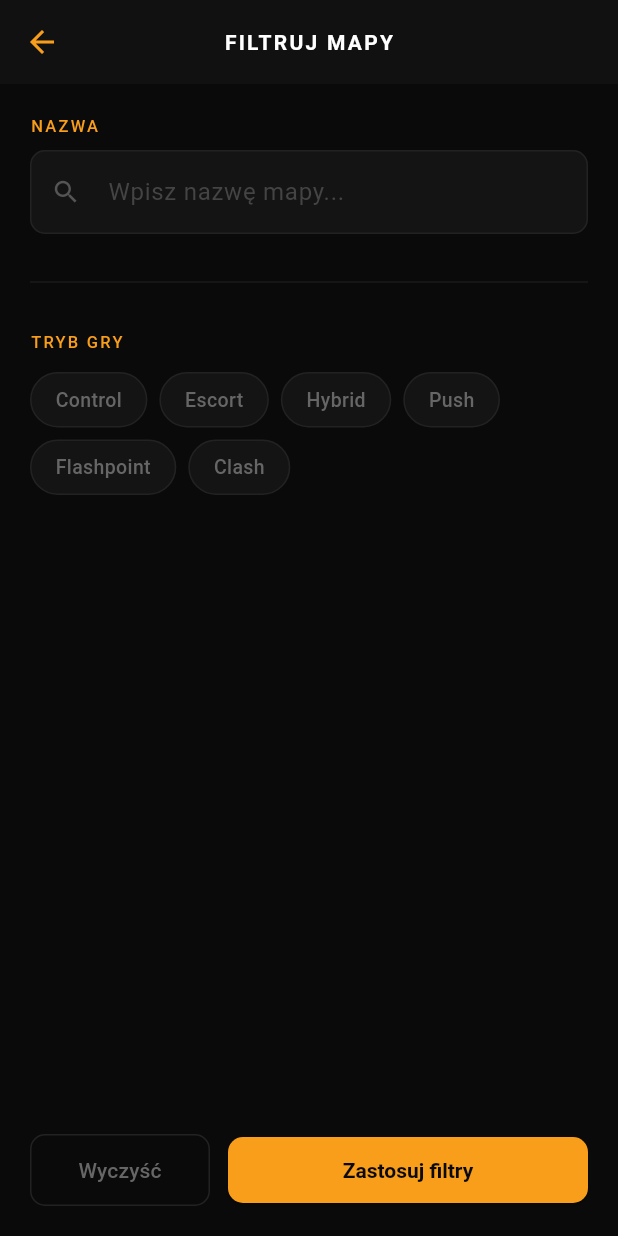
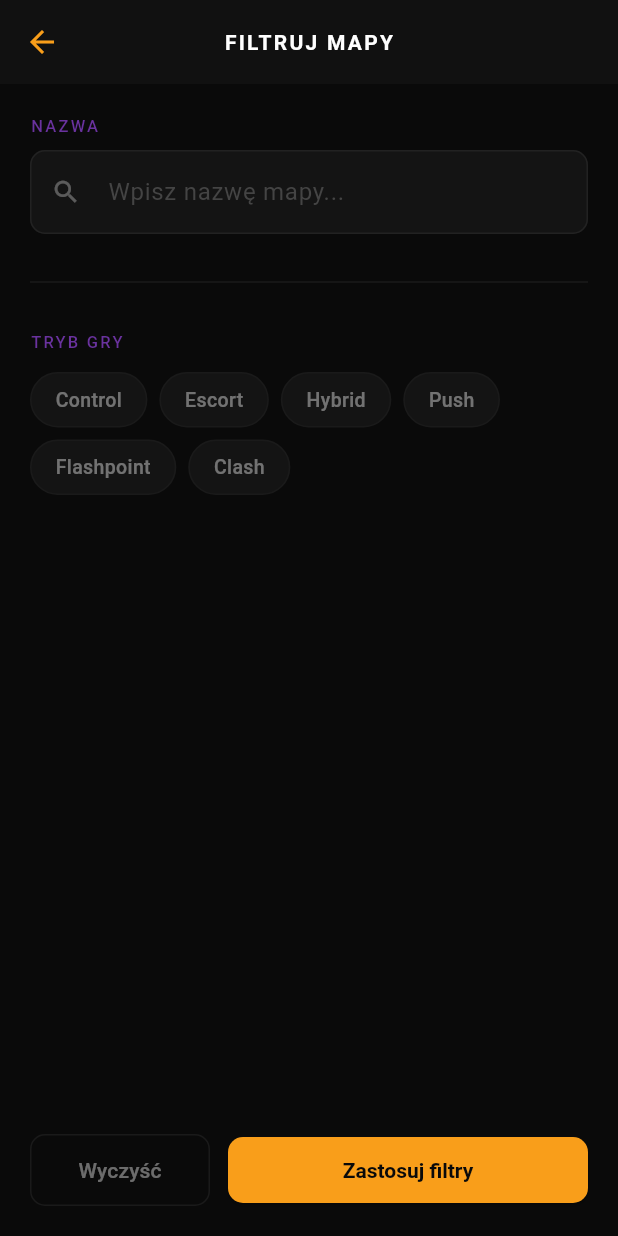
Before and after one commit to Johnson6745/overwatch_list_app, a Flutter app: the MapFilterScreen screen opened directly, on a phone screen of 412 x 824 dp. Run offline on Flutter 3.47's test engine with Material 3 defaults, Android fonts, the phone set to English and light mode, and no system bars; our stand-ins replace firebase_analytics, firebase_core, firebase_crashlytics, hive_flutter; accounts and stored records are empty; network calls fail.

Commit message:
Bug fixy

```diff
--- a/lib/screens/map_filter_screen.dart
+++ b/lib/screens/map_filter_screen.dart
@@ -23,30 +23,48 @@ class _MapFilterScreenState extends State<MapFilterScreen> {
 
   @override
   Widget build(BuildContext context) {
+    final theme = Theme.of(context);
+    final primary = theme.colorScheme.primary;
+    final onSurface = theme.colorScheme.onSurface;
+
     return Scaffold(
       appBar: AppBar(title: const Text('FILTRUJ MAPY')),
-      body: Padding(
+      body: SafeArea(
+        child: Padding(
           padding: const EdgeInsets.all(20),
           child: Column(
             crossAxisAlignment: CrossAxisAlignment.start,
             children: [
-            const Text('NAZWA',
-                style: TextStyle(fontSize: 11, letterSpacing: 1.5,
-                    color: Color(0xFFF99E1A), fontWeight: FontWeight.w500)),
+              Text(
+                'NAZWA',
+                style: TextStyle(
+                  fontSize: 11,
+                  letterSpacing: 1.5,
+                  fontWeight: FontWeight.w500,
+                  color: primary,
+                ),
+              ),
               const SizedBox(height: 8),
               TextField(
                 controller: _nameController,
-              decoration: const InputDecoration(
+                decoration: InputDecoration(
                   hintText: 'Wpisz nazwę mapy...',
-                prefixIcon: Icon(Icons.search, color: Color(0xFF555555), size: 20),
+                  prefixIcon: Icon(Icons.search,
+                      color: onSurface.withOpacity(0.3), size: 20),
                 ),
               ),
               const SizedBox(height: 24),
-            const Divider(color: Color(0xFF1A1A1A)),
+              Divider(color: theme.dividerColor),
               const SizedBox(height: 24),
-            const Text('TRYB GRY',
-                style: TextStyle(fontSize: 11, letterSpacing: 1.5,
-                    color: Color(0xFFF99E1A), fontWeight: FontWeight.w500)),
+              Text(
+                'TRYB GRY',
+                style: TextStyle(
+                  fontSize: 11,
+                  letterSpacing: 1.5,
+                  fontWeight: FontWeight.w500,
+                  color: primary,
+                ),
+              ),
               const SizedBox(height: 12),
               Wrap(
                 spacing: 8,
@@ -58,25 +76,27 @@ class _MapFilterScreenState extends State<MapFilterScreen> {
                     _selectedGamemode = isSelected ? null : mode),
                     child: AnimatedContainer(
                       duration: const Duration(milliseconds: 150),
-                    padding: const EdgeInsets.symmetric(horizontal: 16, vertical: 8),
+                      padding: const EdgeInsets.symmetric(
+                          horizontal: 16, vertical: 8),
                       decoration: BoxDecoration(
                         color: isSelected
-                          ? const Color(0xFFF99E1A).withOpacity(0.15)
-                          : const Color(0xFF141414),
+                            ? primary.withOpacity(0.15)
+                            : theme.cardTheme.color,
                         border: Border.all(
-                          color: isSelected
-                              ? const Color(0xFFF99E1A)
-                              : const Color(0xFF222222)),
+                          color: isSelected ? primary : theme.dividerColor,
+                        ),
                         borderRadius: BorderRadius.circular(20),
                       ),
-                    child: Text(mode,
+                      child: Text(
+                        mode,
                         style: TextStyle(
                           fontSize: 13,
                           fontWeight: FontWeight.w500,
                           color: isSelected
-                              ? const Color(0xFFF99E1A)
-                              : const Color(0xFF666666),
-                        )),
+                              ? primary
+                              : onSurface.withOpacity(0.4),
+                        ),
+                      ),
                     ),
                   );
                 }).toList(),
@@ -91,8 +111,8 @@ class _MapFilterScreenState extends State<MapFilterScreen> {
                         setState(() => _selectedGamemode = null);
                       },
                       style: OutlinedButton.styleFrom(
-                      foregroundColor: const Color(0xFF666666),
-                      side: const BorderSide(color: Color(0xFF222222)),
+                        foregroundColor: onSurface.withOpacity(0.4),
+                        side: BorderSide(color: theme.dividerColor),
                         padding: const EdgeInsets.symmetric(vertical: 14),
                         shape: RoundedRectangleBorder(
                             borderRadius: BorderRadius.circular(10)),
@@ -119,6 +139,7 @@ class _MapFilterScreenState extends State<MapFilterScreen> {
             ],
           ),
         ),
+      ),
     );
   }
 }
```
Also changed, not shown: lib/screens/hero_filter_screen.dart (+45 -18 lines). Lines whose indentation alone changed are shown as unchanged.
